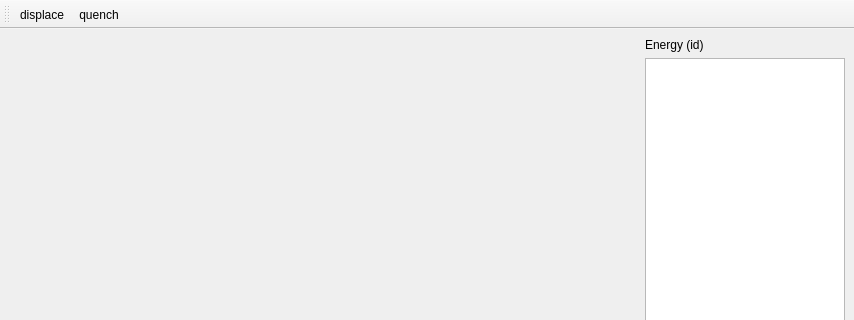
Above: pygmin/gui/ui/ui_takestep_explorer.ui from pele-python/pele before the change; both pictures show x 0 to 854 and y 0 to 320 of the 854 by 611 pixel window. Below: the same form after it.
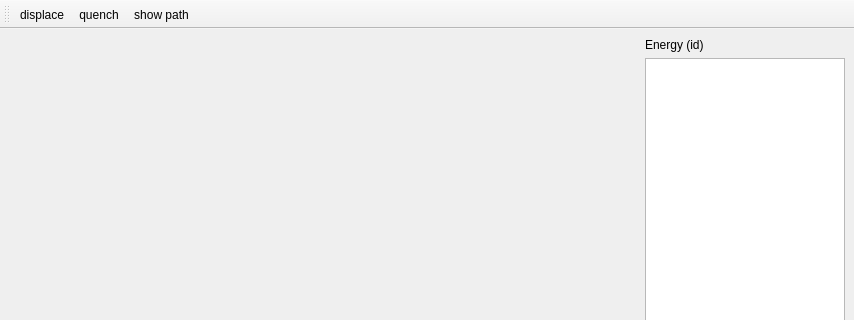
That is the form after the change. Custom widgets are drawn as their Qt base class.

Commit message:
takestep explorer can now show quench paths
Show3dWithSlider needed some new features

Patch:
```diff
--- a/pygmin/gui/ui/ui_takestep_explorer.ui
+++ b/pygmin/gui/ui/ui_takestep_explorer.ui
@@ -100,6 +100,7 @@
    </attribute>
    <addaction name="actionDisplace"/>
    <addaction name="actionQuench"/>
+   <addaction name="actionShow_path"/>
   </widget>
   <action name="actionDisplace">
    <property name="text">
@@ -111,6 +112,20 @@
     <string>quench</string>
    </property>
   </action>
+  <action name="actionShow_path">
+   <property name="checkable">
+    <bool>true</bool>
+   </property>
+   <property name="checked">
+    <bool>false</bool>
+   </property>
+   <property name="text">
+    <string>show path</string>
+   </property>
+   <property name="toolTip">
+    <string>display the quench trajectory</string>
+   </property>
+  </action>
  </widget>
  <customwidgets>
   <customwidget>
```
Left out of the diff: 4 changed lines with no effect on the pictures. The commit also changes 3 other files.
